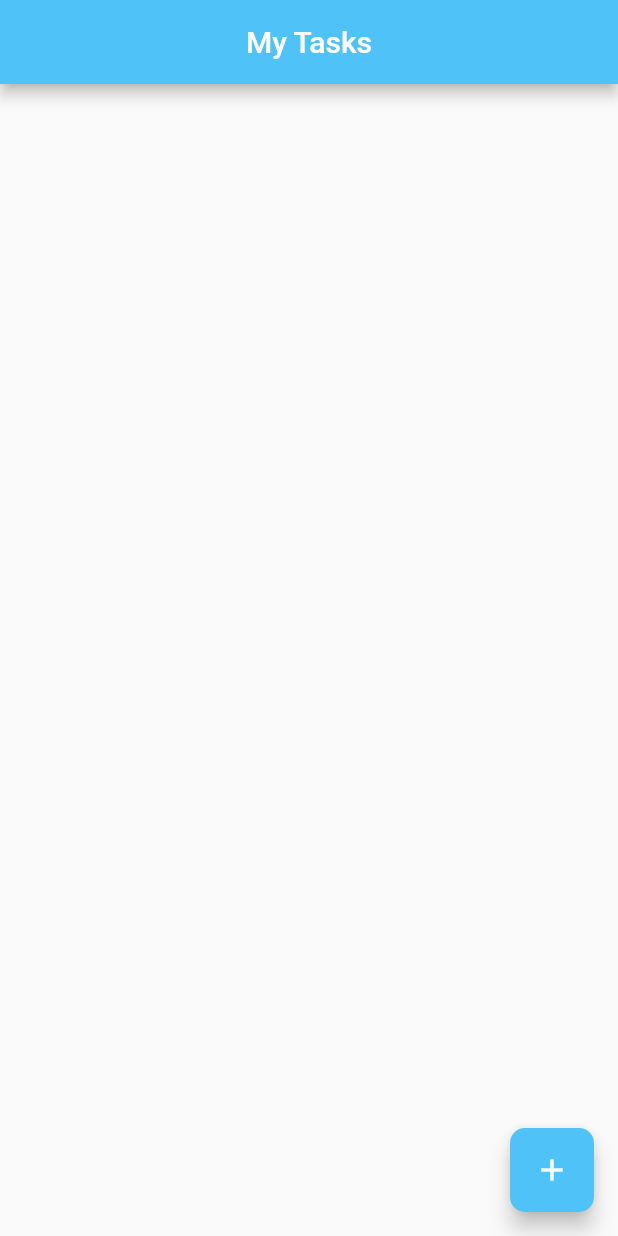
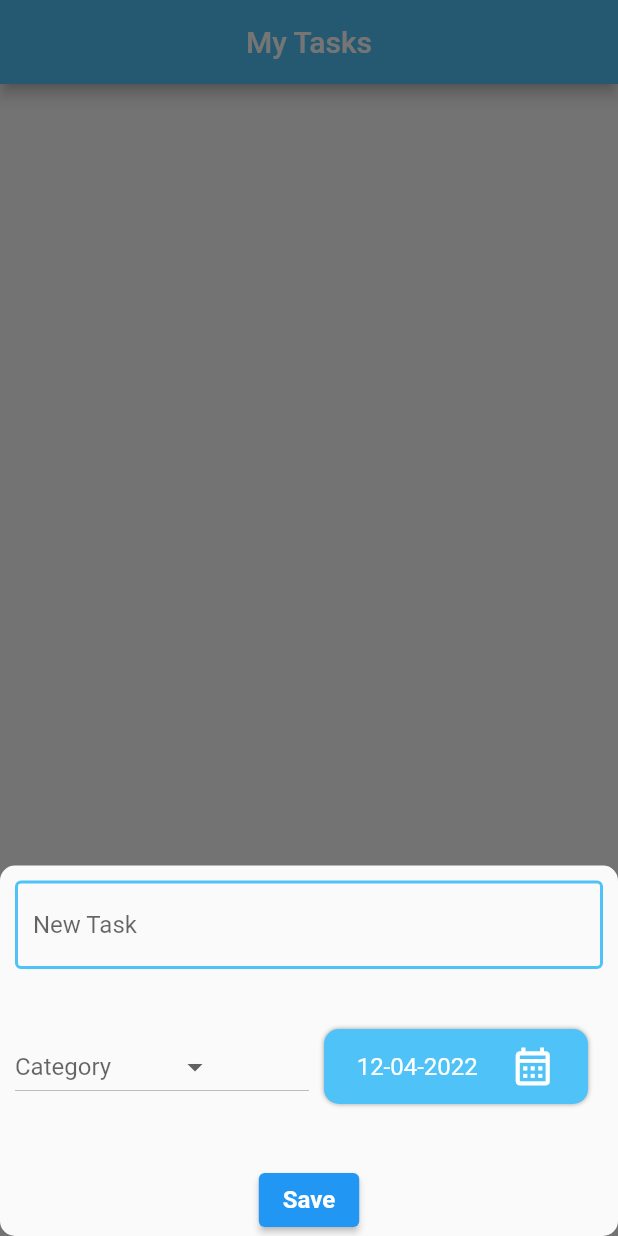
Before and after one commit to MuhammedAmjadK/flutter_todo_app, a Flutter app: the screen it shows after launch, after a tap on the "add" icon, on a phone screen of 412 x 824 dp. Run offline on Flutter 3.47's test engine with Material 2 defaults, Android fonts, the phone set to English and light mode, and no system bars; our stand-ins replace flutter_slidable.

Commit message:
Home Screen and Task Creation Completed

```diff
--- a/lib/Colors/colors.dart
+++ b/lib/Colors/colors.dart
@@ -1,3 +1,4 @@
 import 'package:flutter/material.dart';
 
 Color primaryColor = Colors.lightBlue.shade300;
+Color textColor = Colors.blueGrey;
--- /dev/null
+++ b/lib/DB/DB Functions/db_functions.dart
@@ -0,0 +1,20 @@
+// ignore_for_file: invalid_use_of_visible_for_testing_member
+
+import 'package:flutter/cupertino.dart';
+import 'package:flutter_todo_app/DB/Model/task_model.dart';
+
+ValueNotifier<List<TaskModel>> taskListNotifier = ValueNotifier([]);
+
+void addTask(TaskModel task) {
+  taskListNotifier.value.add(task);
+  refreshUI();
+}
+
+void deleteTask(TaskModel task) {
+  taskListNotifier.value.remove(task);
+  refreshUI();
+}
+
+refreshUI() {
+  taskListNotifier.notifyListeners();
+}
--- /dev/null
+++ b/lib/DB/Model/task_model.dart
@@ -0,0 +1,8 @@
+class TaskModel {
+  final DateTime date;
+  final String title;
+  final String category;
+
+  const TaskModel(
+      {required this.date, required this.title, required this.category});
+}
--- /dev/null
+++ b/lib/Functions/create_task.dart
@@ -0,0 +1,158 @@
+import 'package:flutter/material.dart';
+import 'package:flutter_todo_app/Colors/colors.dart';
+import 'package:flutter_todo_app/DB/DB%20Functions/db_functions.dart';
+import 'package:flutter_todo_app/DB/Model/task_model.dart';
+import 'package:flutter_todo_app/Parameters/common_parameters.dart';
+import 'package:intl/intl.dart';
+
+void createTask(BuildContext context) {
+  TextEditingController _controller = TextEditingController();
+  final formKey = GlobalKey<FormState>();
+
+  showModalBottomSheet(
+      context: context,
+      isScrollControlled: true,
+      shape: const RoundedRectangleBorder(
+        borderRadius: BorderRadius.all(
+          Radius.circular(10),
+        ),
+      ),
+      builder: (ctx) {
+        return StatefulBuilder(builder: (context, setState) {
+          return Padding(
+            padding: EdgeInsets.fromLTRB(
+                10, 10, 10, MediaQuery.of(context).viewInsets.bottom),
+            child: Column(
+              mainAxisAlignment: MainAxisAlignment.center,
+              mainAxisSize: MainAxisSize.min,
+              children: [
+                Form(
+                  key: formKey,
+                  child: TextFormField(
+                    controller: _controller,
+                    validator: (value) {
+                      return value!.trim().isNotEmpty
+                          ? null
+                          : 'Enter a task name';
+                    },
+                    onFieldSubmitted: (_) {
+                      formKey.currentState!.validate();
+                    },
+                    decoration: InputDecoration(
+                      hintText: "New Task",
+                      enabledBorder: customBorder(primaryColor),
+                      focusedBorder: customBorder(Colors.black),
+                      errorBorder: customBorder(Colors.red),
+                      focusedErrorBorder: customBorder(Colors.red),
+                    ),
+                  ),
+                ),
+                const SizedBox(height: 30),
+                Row(
+                  children: [
+                    Expanded(
+                      child: DropdownButton<String>(
+                          hint: const Text("Category"),
+                          value: selectedCategory,
+                          items: categoryList.map(buildMenuItem).toList(),
+                          onChanged: (value) {
+                            setState(() {
+                              selectedCategory = value;
+                            });
+                          }),
+                    ),
+                    Expanded(
+                        child: GestureDetector(
+                      child: Container(
+                        height: 50,
+                        margin: const EdgeInsets.all(10),
+                        decoration: BoxDecoration(
+                          color: primaryColor,
+                          borderRadius:
+                              const BorderRadius.all(Radius.circular(10)),
+                          boxShadow: [
+                            BoxShadow(
+                              blurRadius: 2,
+                              color: Colors.grey.shade500,
+                            )
+                          ],
+                        ),
+                        child: Row(
+                          mainAxisAlignment: MainAxisAlignment.spaceEvenly,
+                          children: [
+                            Text(
+                              DateFormat('dd-MM-yyyy').format(selectedDate),
+                              style: const TextStyle(
+                                color: Colors.white,
+                                fontSize: 16,
+                              ),
+                            ),
+                            const Icon(
+                              Icons.calendar_month_outlined,
+                              color: Colors.white,
+                              size: 30,
+                            ),
+                          ],
+                        ),
+                      ),
+                      onTap: () async {
+                        DateTime? newDate = await showDatePicker(
+                          context: context,
+                          initialDate: DateTime.now(),
+                          firstDate: DateTime.now(),
+                          lastDate: DateTime(2100),
+                        );
+                        if (newDate == null) {
+                          return;
+                        } else {
+                          setState(() {
+                            selectedDate = newDate;
+                          });
+                        }
+                      },
+                    )),
+                  ],
+                ),
+                const SizedBox(height: 30),
+                ElevatedButton(
+                    onPressed: () {
+                      if (formKey.currentState!.validate()) {
+                        TaskModel task = TaskModel(
+                            date: selectedDate,
+                            title: _controller.text,
+                            category: selectedCategory ?? "Do Soon");
+
+                        addTask(task);
+                        Navigator.pop(ctx);
+                      }
+                    },
+                    child: const Text(
+                      "Save",
+                      style: TextStyle(
+                        color: Colors.white,
+                        fontSize: 16,
+                        fontWeight: FontWeight.bold,
+                      ),
+                    )),
+              ],
+            ),
+          );
+        });
+      });
+}
+
+DropdownMenuItem<String> buildMenuItem(String item) {
+  return DropdownMenuItem(
+    value: item,
+    child: Text(item),
+  );
+}
+
+InputBorder customBorder(Color color) {
+  return OutlineInputBorder(
+    borderSide: BorderSide(
+      color: color,
+      width: 2,
+    ),
+  );
+}
--- a/lib/Screens/home_screen.dart
+++ b/lib/Screens/home_screen.dart
@@ -0,0 +1,48 @@
+import 'package:flutter/material.dart';
+import 'package:flutter_todo_app/Colors/colors.dart';
+import 'package:flutter_todo_app/DB/DB%20Functions/db_functions.dart';
+import 'package:flutter_todo_app/DB/Model/task_model.dart';
+import 'package:flutter_todo_app/Functions/create_task.dart';
+import 'package:flutter_todo_app/Parameters/common_parameters.dart';
+import 'package:flutter_todo_app/Widgets/task_tile.dart';
+
+class HomeScreen extends StatelessWidget {
+  const HomeScreen({Key? key}) : super(key: key);
+
+  @override
+  Widget build(BuildContext context) {
+    return Scaffold(
+      appBar: AppBar(
+        title: const Text("My Tasks"),
+        centerTitle: true,
+        backgroundColor: primaryColor,
+      ),
+      body: ValueListenableBuilder(
+          valueListenable: taskListNotifier,
+          builder: (BuildContext ctx, List<TaskModel> taskList, _) {
+            return ListView.builder(
+              itemBuilder: (context, index) {
+                final task = taskList[index];
+                return TaskTile(
+                    date: task.date,
+                    title: task.title,
+                    category: task.category);
+              },
+              itemCount: taskList.length,
+            );
+          }),
+      floatingActionButton: FloatingActionButton(
+        onPressed: () {
+          selectedDate = DateTime.now();
+          selectedCategory = null;
+          createTask(context);
+        },
+        child: const Icon(Icons.add),
+        backgroundColor: primaryColor,
+        shape: const RoundedRectangleBorder(
+          borderRadius: BorderRadius.all(Radius.circular(10)),
+        ),
+      ),
+    );
+  }
+}
--- a/lib/main.dart
+++ b/lib/main.dart
@@ -1,5 +1,5 @@
 import 'package:flutter/material.dart';
-import 'package:flutter_todo_app/Colors/colors.dart';
+import 'package:flutter_todo_app/Screens/home_screen.dart';
 
 void main() {
   runApp(const MyApp());
@@ -19,27 +19,3 @@ class MyApp extends StatelessWidget {
     );
   }
 }
-
-class HomeScreen extends StatelessWidget {
-  const HomeScreen({Key? key}) : super(key: key);
-
-  @override
-  Widget build(BuildContext context) {
-    return Scaffold(
-      appBar: AppBar(
-        title: const Text("My Tasks"),
-        centerTitle: true,
-        backgroundColor: primaryColor,
-      ),
-      body: Column(),
-      floatingActionButton: FloatingActionButton(
-        onPressed: () {},
-        child: const Icon(Icons.add),
-        backgroundColor: primaryColor,
-        shape: const RoundedRectangleBorder(
-          borderRadius: BorderRadius.all(Radius.circular(10)),
-        ),
-      ),
-    );
-  }
-}
--- a/pubspec.yaml
+++ b/pubspec.yaml
@@ -34,6 +34,8 @@ dependencies:
   # The following adds the Cupertino Icons font to your application.
   # Use with the CupertinoIcons class for iOS style icons.
   cupertino_icons: ^1.0.2
+  flutter_slidable: ^0.6.0
+  intl: ^0.17.0
 
 dev_dependencies:
   flutter_test:
```
Also changed, not shown: lib/Parameters/common_parameters.dart (added, +17 -0 lines), lib/Widgets/task_tile.dart (added, +160 -0 lines), pubspec.lock.
